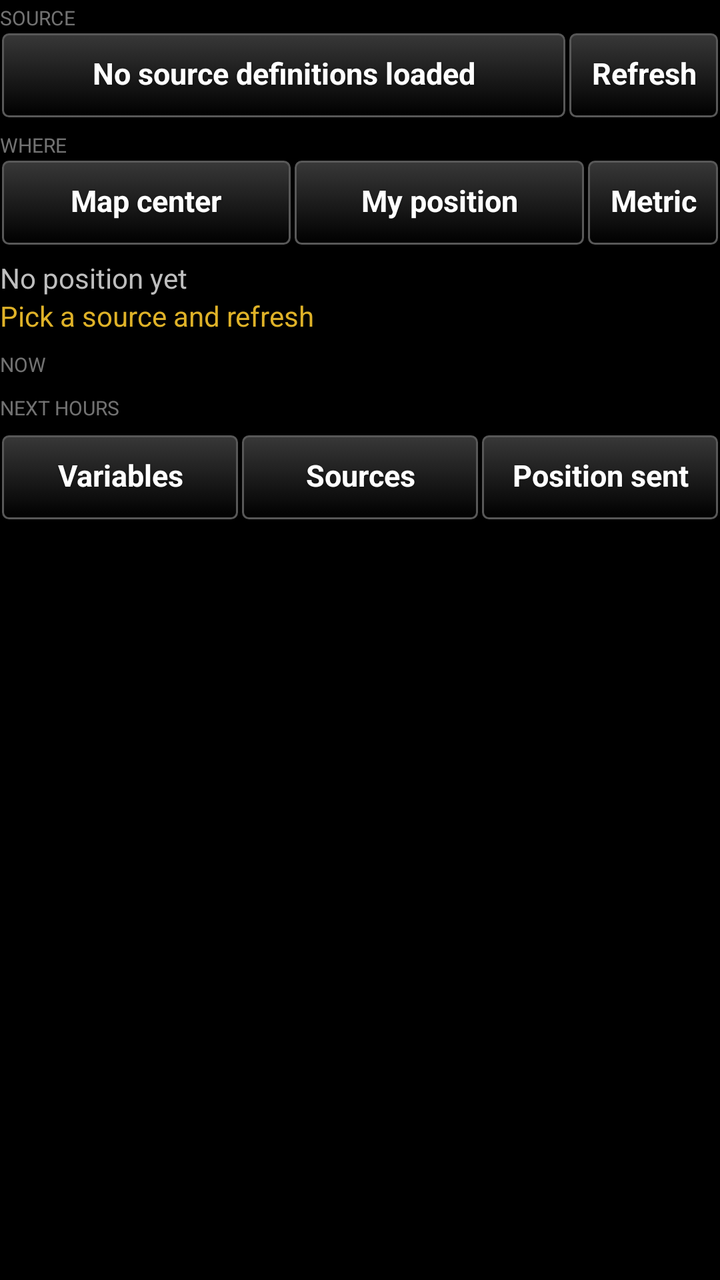
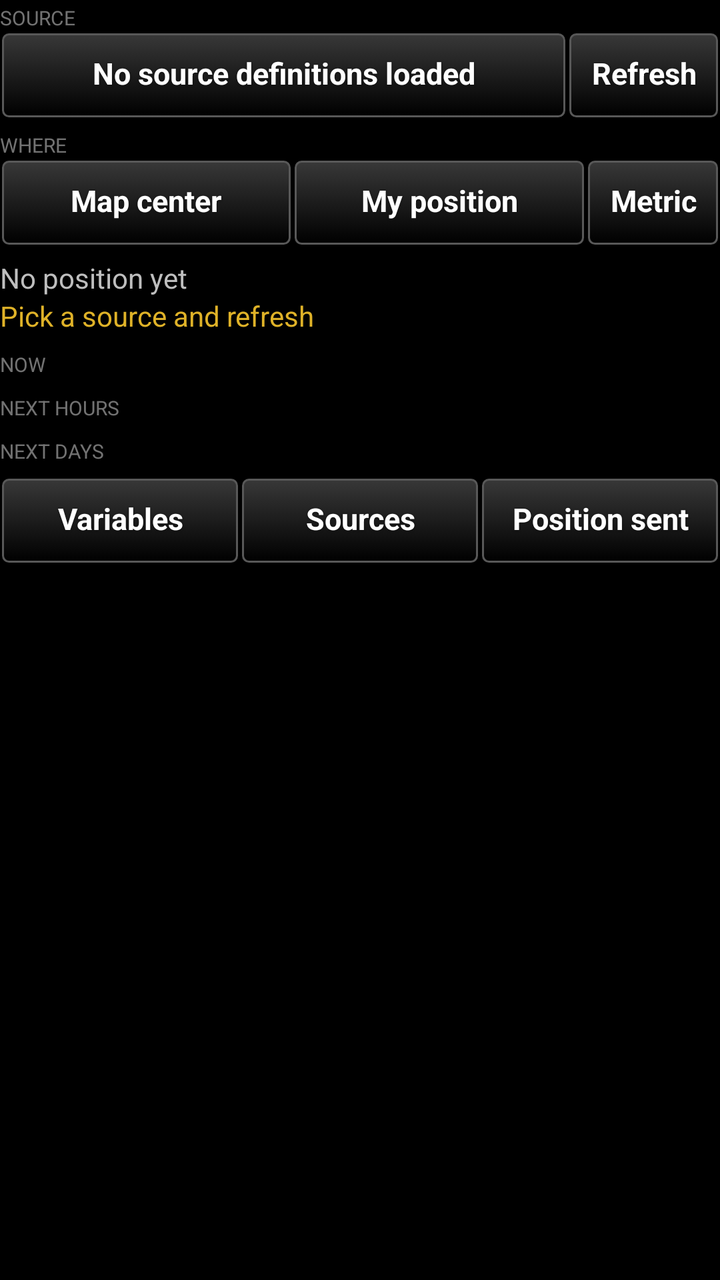

Two renders of the same Android screen: before a commit and after it. Below are the layout's source before the change and the commit's diff.
<!-- AndroidManifest.xml: application theme AppTheme -->
<!-- res/layout/main_layout.xml -->
<?xml version="1.0" encoding="utf-8"?>
<ScrollView xmlns:android="http://schemas.android.com/apk/res/android"
    android:layout_width="match_parent"
    android:layout_height="match_parent"
    android:fadeScrollbars="false"
    android:layout_marginLeft="3dp"
    android:layout_marginRight="3dp">

    <LinearLayout
        android:layout_width="match_parent"
        android:layout_height="wrap_content"
        android:orientation="vertical"
        android:paddingBottom="8dp">

        <TextView
            android:layout_width="match_parent"
            android:layout_height="wrap_content"
            android:text="@string/label_source"
            android:textSize="10sp"
            android:textAllCaps="true"
            android:paddingTop="2dp"
            android:alpha="0.6" />

        
        <LinearLayout
            android:layout_width="match_parent"
            android:layout_height="wrap_content"
            android:orientation="horizontal"
            android:gravity="center_vertical">

            <Button
                android:id="@+id/source_button"
                style="@style/TakwerxButton"
                android:layout_width="0dp"
                android:layout_height="wrap_content"
                android:layout_weight="1"
                android:text="@string/no_sources" />

            <Button
                android:id="@+id/refresh_button"
                style="@style/TakwerxButton"
                android:layout_width="wrap_content"
                android:layout_height="wrap_content"
                android:text="@string/refresh" />
        </LinearLayout>

        <TextView
            android:layout_width="match_parent"
            android:layout_height="wrap_content"
            android:text="@string/label_where"
            android:textSize="10sp"
            android:textAllCaps="true"
            android:paddingTop="6dp"
            android:alpha="0.6" />

        <LinearLayout
            android:layout_width="match_parent"
            android:layout_height="wrap_content"
            android:orientation="horizontal"
            android:gravity="center_vertical">

            <Button
                android:id="@+id/center_button"
                style="@style/TakwerxButton"
                android:layout_width="0dp"
                android:layout_weight="1"
                android:layout_height="wrap_content"
                android:text="@string/map_center" />

            <Button
                android:id="@+id/self_button"
                style="@style/TakwerxButton"
                android:layout_width="0dp"
                android:layout_weight="1"
                android:layout_height="wrap_content"
                android:text="@string/self_position" />

            <Button
                android:id="@+id/units_button"
                style="@style/TakwerxButton"
                android:layout_width="wrap_content"
                android:layout_height="wrap_content"
                android:text="@string/units_metric" />
        </LinearLayout>

        <TextView
            android:id="@+id/position_text"
            android:layout_width="match_parent"
            android:layout_height="wrap_content"
            android:textSize="@dimen/fontSize"
            android:layout_marginTop="@dimen/auto_margin"
            android:text="@string/no_position" />

        <TextView
            android:id="@+id/status_text"
            android:layout_width="match_parent"
            android:layout_height="wrap_content"
            android:textSize="@dimen/fontSize"
            android:textColor="@color/heading_yellow"
            android:text="@string/status_idle" />

        <TextView
            android:id="@+id/current_heading"
            android:layout_width="match_parent"
            android:layout_height="wrap_content"
            android:text="@string/heading_now"
            android:textSize="10sp"
            android:textAllCaps="true"
            android:paddingTop="8dp"
            android:alpha="0.6" />

        <LinearLayout
            android:id="@+id/current_container"
            android:layout_width="match_parent"
            android:layout_height="wrap_content"
            android:orientation="vertical" />

        <TextView
            android:id="@+id/series_heading"
            android:layout_width="match_parent"
            android:layout_height="wrap_content"
            android:text="@string/heading_hours"
            android:textSize="10sp"
            android:textAllCaps="true"
            android:paddingTop="8dp"
            android:alpha="0.6" />

        <LinearLayout
            android:id="@+id/series_container"
            android:layout_width="match_parent"
            android:layout_height="wrap_content"
            android:orientation="vertical" />

        <LinearLayout
            android:layout_width="match_parent"
            android:layout_height="wrap_content"
            android:orientation="horizontal"
            android:layout_marginTop="@dimen/auto_margin">

            <Button
                android:id="@+id/variables_button"
                style="@style/TakwerxButton"
                android:layout_width="0dp"
                android:layout_weight="1"
                android:layout_height="wrap_content"
                android:text="@string/variables" />

            <Button
                android:id="@+id/sources_button"
                style="@style/TakwerxButton"
                android:layout_width="0dp"
                android:layout_weight="1"
                android:layout_height="wrap_content"
                android:text="@string/sources" />

            <Button
                android:id="@+id/privacy_button"
                style="@style/TakwerxButton"
                android:layout_width="0dp"
                android:layout_weight="1"
                android:layout_height="wrap_content"
                android:text="@string/privacy" />
        </LinearLayout>

        <TextView
            android:id="@+id/attribution_text"
            android:layout_width="match_parent"
            android:layout_height="wrap_content"
            android:textSize="11sp"
            android:layout_marginTop="@dimen/auto_margin"
            android:text="" />
    </LinearLayout>
</ScrollView>
<!-- resources referenced by this layout -->
<resources>
  <color name="heading_yellow">#dfb228</color>
  <dimen name="auto_margin">6dp</dimen>
  <dimen name="fontSize">14sp</dimen>
  <string name="heading_hours">Next hours</string>
  <string name="heading_now">Now</string>
  <string name="label_source">Source</string>
  <string name="label_where">Where</string>
  <string name="map_center">Map center</string>
  <string name="no_position">No position yet</string>
  <string name="no_sources">No source definitions loaded</string>
  <string name="privacy">Position sent</string>
  <string name="refresh">Refresh</string>
  <string name="self_position">My position</string>
  <string name="sources">Sources</string>
  <string name="status_idle">Pick a source and refresh</string>
  <string name="units_metric">Metric</string>
  <string name="variables">Variables</string>
  <style name="TakwerxButton" parent="@style/darkButton">
          <item name="android:paddingLeft">12dp</item>
          <item name="android:paddingRight">12dp</item>
          <item name="android:paddingTop">6dp</item>
          <item name="android:paddingBottom">8dp</item>
          <item name="android:minHeight">44dp</item>
          <item name="android:minWidth">0dp</item>
          <item name="android:textSize">15sp</item>
          <item name="android:singleLine">true</item>
          <item name="android:ellipsize">end</item>
      </style>
  <style name="AppTheme" parent="@android:style/Theme.Holo">
          <item name="android:buttonStyle">@android:style/Widget.Button</item>
          <item name="android:imageButtonStyle">@android:style/Widget.Button</item>
          <item name="android:buttonStyleToggle">@android:style/Widget.Button</item>
          <item name="android:spinnerStyle">@style/ATAKSpinner</item>
          <item name="android:spinnerItemStyle">@style/ATAKSpinnerItem</item>
          <item name="android:editTextStyle">@style/ATAKEditText</item>
      </style>
  <style name="darkButton" parent="@android:style/Widget.Button">
          <item name="android:background">@drawable/btn_gray</item>
          <item name="android:shadowColor">@color/darker_gray</item>
          <item name="android:shadowDy">1</item>
          <item name="android:shadowRadius">2</item>
          <item name="android:textColor">@color/white</item>
          <item name="android:textStyle">bold</item>
          <item name="android:paddingTop">0dp</item>
          <item name="android:paddingBottom">3dp</item>
          <item name="android:textSize">@dimen/fontSize</item>
      </style>
  <style name="ATAKSpinner" parent="@android:style/Widget.Spinner">
          <item name="android:spinnerMode">dialog</item>
      </style>
  <style name="ATAKSpinnerItem">
          <item name="android:textColor">@android:color/white</item>
          <item name="android:dropDownVerticalOffset">0dip</item>
          <item name="android:dropDownHorizontalOffset">0dip</item>
          <item name="android:dropDownWidth">wrap_content</item>
          <item name="android:gravity">left|center_vertical</item>
      </style>
  <style name="ATAKEditText" parent="@android:style/Widget.EditText">
          
          
  
          
          <item name="android:imeOptions">flagNoFullscreen</item>
      </style>
  <color name="darker_gray">#121212</color>
  <color name="white">#ffffff</color>
  <!-- drawable new_dark_button_disabled (drawable) -->
  <?xml version="1.0" encoding="utf-8"?>
  <layer-list xmlns:android="http://schemas.android.com/apk/res/android">
      <item android:bottom="1dp" android:right="1dp" android:left="1dp" android:top="1dp">
          <shape android:shape="rectangle">
              <corners android:radius="3dp" />
              <stroke
                  android:width="1dp"
                  android:color="#484848" />
              <solid android:color="#484848" />
          </shape>
      </item>
  </layer-list>
</resources>

<!-- the commit's change to res/layout/main_layout.xml (unified diff, before → after) -->
@@ -125,11 +125,70 @@
             android:paddingTop="8dp"
             android:alpha="0.6" />
 
-        <LinearLayout
-            android:id="@+id/series_container"
-            android:layout_width="match_parent"
-            android:layout_height="wrap_content"
-            android:orientation="vertical" />
+        
+        <LinearLayout
+            android:id="@+id/series_strip"
+            android:layout_width="match_parent"
+            android:layout_height="wrap_content"
+            android:orientation="horizontal">
+
+            <LinearLayout
+                android:id="@+id/series_legend"
+                android:layout_width="wrap_content"
+                android:layout_height="wrap_content"
+                android:orientation="vertical" />
+
+            <HorizontalScrollView
+                android:layout_width="0dp"
+                android:layout_height="wrap_content"
+                android:layout_weight="1"
+                android:fadeScrollbars="false"
+                android:scrollbarSize="3dp">
+
+                <LinearLayout
+                    android:id="@+id/series_container"
+                    android:layout_width="wrap_content"
+                    android:layout_height="wrap_content"
+                    android:orientation="horizontal" />
+            </HorizontalScrollView>
+        </LinearLayout>
+
+        <TextView
+            android:id="@+id/days_heading"
+            android:layout_width="match_parent"
+            android:layout_height="wrap_content"
+            android:text="@string/heading_days"
+            android:textSize="10sp"
+            android:textAllCaps="true"
+            android:paddingTop="8dp"
+            android:alpha="0.6" />
+
+        <LinearLayout
+            android:id="@+id/days_strip"
+            android:layout_width="match_parent"
+            android:layout_height="wrap_content"
+            android:orientation="horizontal">
+
+            <LinearLayout
+                android:id="@+id/days_legend"
+                android:layout_width="wrap_content"
+                android:layout_height="wrap_content"
+                android:orientation="vertical" />
+
+            <HorizontalScrollView
+                android:layout_width="0dp"
+                android:layout_height="wrap_content"
+                android:layout_weight="1"
+                android:fadeScrollbars="false"
+                android:scrollbarSize="3dp">
+
+                <LinearLayout
+                    android:id="@+id/days_container"
+                    android:layout_width="wrap_content"
+                    android:layout_height="wrap_content"
+                    android:orientation="horizontal" />
+            </HorizontalScrollView>
+        </LinearLayout>
 
         <LinearLayout
             android:layout_width="match_parent"
<!-- resource entries referenced after the edit -->
@@ -3,6 +3,7 @@
   <color name="heading_yellow">#dfb228</color>
   <dimen name="auto_margin">6dp</dimen>
   <dimen name="fontSize">14sp</dimen>
+  <string name="heading_days">Next days</string>
   <string name="heading_hours">Next hours</string>
   <string name="heading_now">Now</string>
   <string name="label_source">Source</string>
